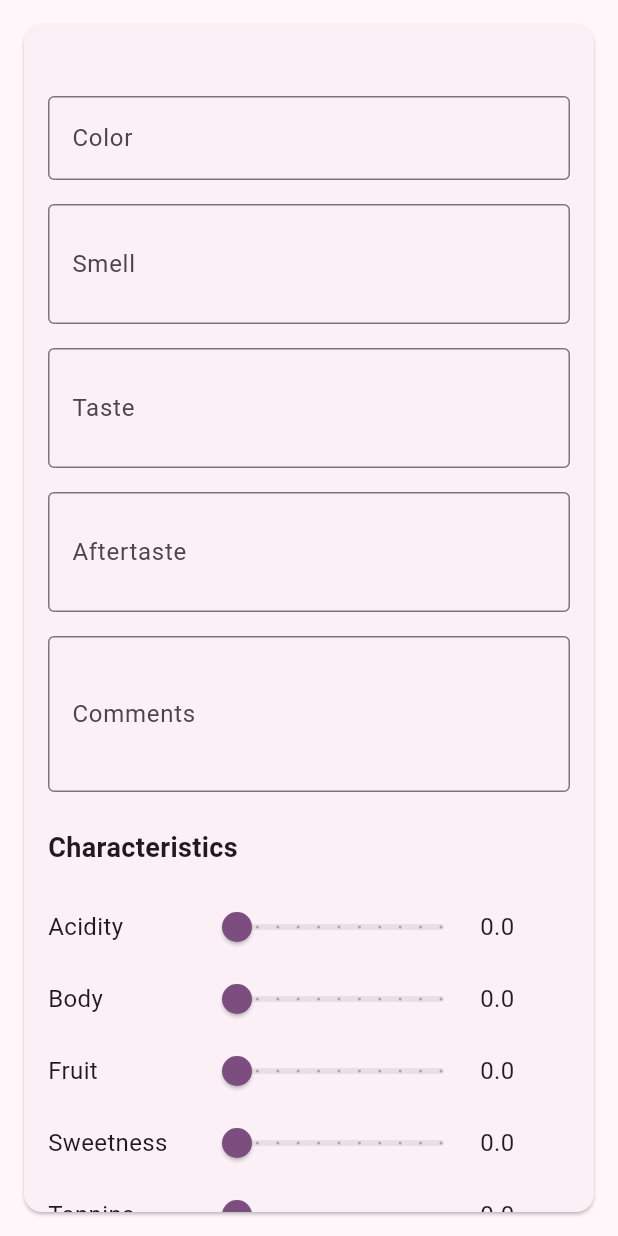
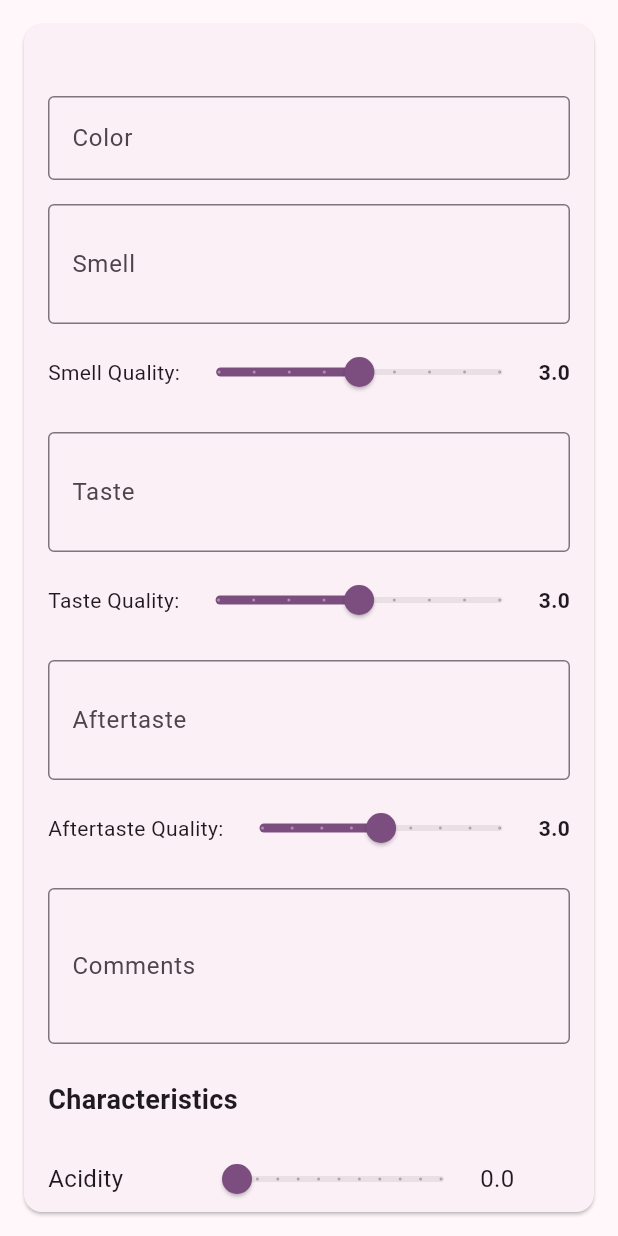
Before and after one commit to johan-axel/blindtaster, a Flutter app: the WineCard widget shown alone on an empty page, opened directly with empty values, on a phone screen of 412 x 824 dp. Run offline on Flutter 3.47's test engine with Material 3 defaults, Android fonts, the phone set to English and light mode, and no system bars; our stand-ins replace hive, hive_flutter; accounts and stored records are empty; generated files the repository leaves out were written again.

Commit message:
added sliders for smell, taste and aftertaste

```diff
--- a/lib/models/wine.dart
+++ b/lib/models/wine.dart
@@ -61,6 +61,15 @@ class Wine extends HiveObject {
   @HiveField(18)
   String? year;
 
+  @HiveField(19)
+  double? smellQuality;
+
+  @HiveField(20)
+  double? tasteQuality;
+
+  @HiveField(21)
+  double? aftertasteQuality;
+
   Wine({
     required this.wineNumber,
     this.name = '',
@@ -81,5 +90,8 @@ class Wine extends HiveObject {
     this.sweetness = 0.0,
     this.tannins = 0.0,
     this.rating = 3.0,
+    this.smellQuality = 3.0,
+    this.tasteQuality = 3.0,
+    this.aftertasteQuality = 3.0,
   });
 }
--- a/lib/widgets/wine_card.dart
+++ b/lib/widgets/wine_card.dart
@@ -180,6 +180,29 @@ class _WineCardState extends State<WineCard> {
                 _onFieldChanged();
               },
             ),
+            const SizedBox(height: 8),
+            Row(
+              children: [
+                const Text('Smell Quality:', style: TextStyle(fontSize: 14)),
+                Expanded(
+                  child: Slider(
+                    value: widget.wine.smellQuality ?? 3.0,
+                    min: 1.0,
+                    max: 5.0,
+                    divisions: 8,
+                    label: (widget.wine.smellQuality ?? 3.0).toStringAsFixed(1),
+                    onChanged: (value) {
+                      setState(() {
+                        widget.wine.smellQuality = value;
+                      });
+                      _onFieldChanged();
+                    },
+                  ),
+                ),
+                Text((widget.wine.smellQuality ?? 3.0).toStringAsFixed(1),
+                     style: const TextStyle(fontWeight: FontWeight.bold)),
+              ],
+            ),
             const SizedBox(height: 16),
             TextFormField(
               initialValue: widget.wine.taste,
@@ -193,6 +216,29 @@ class _WineCardState extends State<WineCard> {
                 _onFieldChanged();
               },
             ),
+            const SizedBox(height: 8),
+            Row(
+              children: [
+                const Text('Taste Quality:', style: TextStyle(fontSize: 14)),
+                Expanded(
+                  child: Slider(
+                    value: widget.wine.tasteQuality ?? 3.0,
+                    min: 1.0,
+                    max: 5.0,
+                    divisions: 8,
+                    label: (widget.wine.tasteQuality ?? 3.0).toStringAsFixed(1),
+                    onChanged: (value) {
+                      setState(() {
+                        widget.wine.tasteQuality = value;
+                      });
+                      _onFieldChanged();
+                    },
+                  ),
+                ),
+                Text((widget.wine.tasteQuality ?? 3.0).toStringAsFixed(1),
+                     style: const TextStyle(fontWeight: FontWeight.bold)),
+              ],
+            ),
             const SizedBox(height: 16),
             TextFormField(
               initialValue: widget.wine.aftertaste,
@@ -205,6 +251,29 @@ class _WineCardState extends State<WineCard> {
                 widget.wine.aftertaste = value;
                 _onFieldChanged();
               },
+            ),
+            const SizedBox(height: 8),
+            Row(
+              children: [
+                const Text('Aftertaste Quality:', style: TextStyle(fontSize: 14)),
+                Expanded(
+                  child: Slider(
+                    value: widget.wine.aftertasteQuality ?? 3.0,
+                    min: 1.0,
+                    max: 5.0,
+                    divisions: 8,
+                    label: (widget.wine.aftertasteQuality ?? 3.0).toStringAsFixed(1),
+                    onChanged: (value) {
+                      setState(() {
+                        widget.wine.aftertasteQuality = value;
+                      });
+                      _onFieldChanged();
+                    },
+                  ),
+                ),
+                Text((widget.wine.aftertasteQuality ?? 3.0).toStringAsFixed(1),
+                     style: const TextStyle(fontWeight: FontWeight.bold)),
+              ],
             ),
             const SizedBox(height: 16),
             TextFormField(
```
Also changed, not shown: 1 other file.
